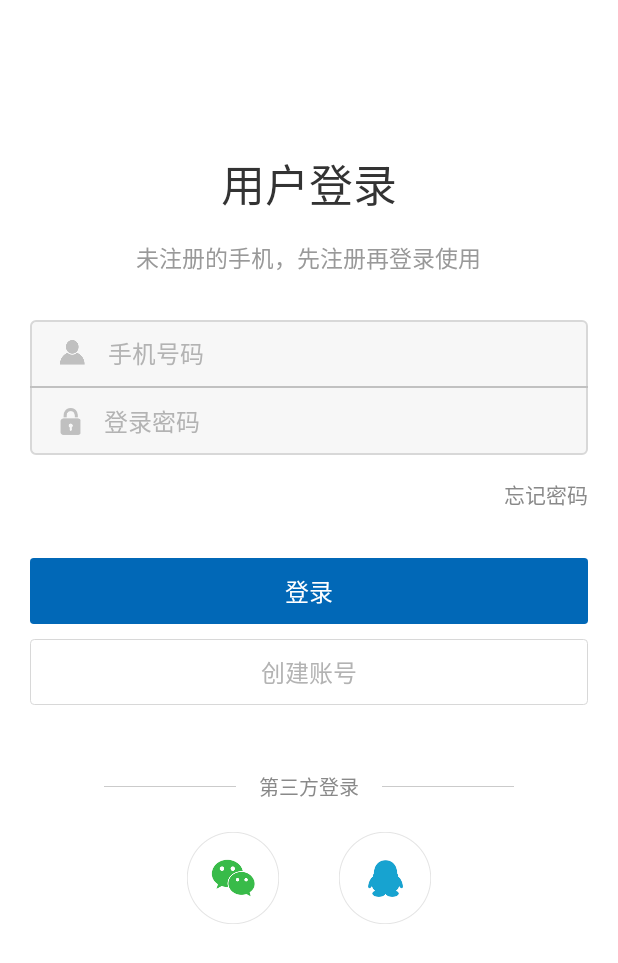
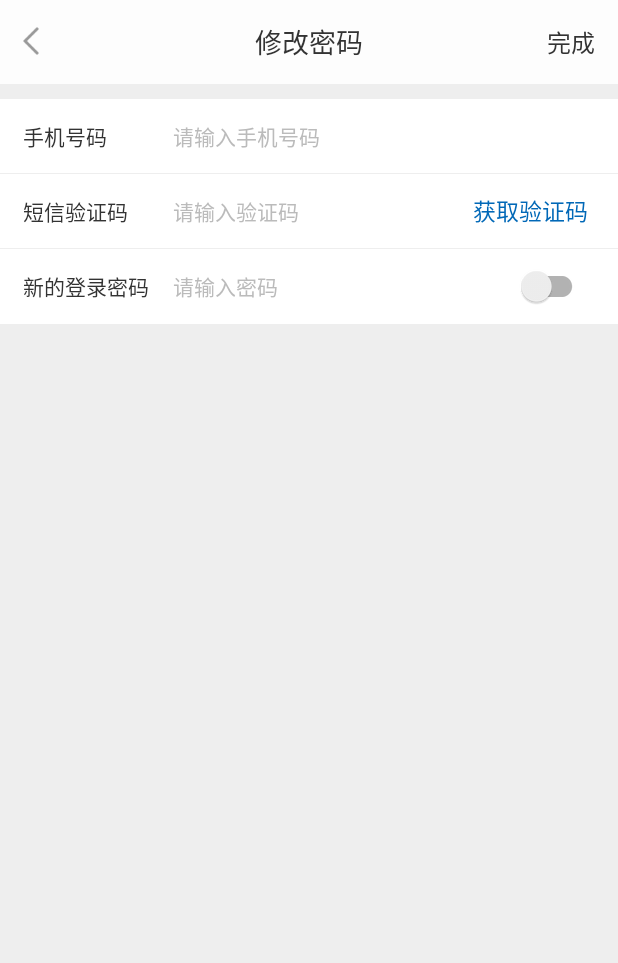
Before and after one commit to Fateee/PhoneReclaim, an Android app: the screen it shows after launch (SplashActivity), on a phone screen of 412 x 824 dp. Shown: the top 963 px of the screen. Run offline under Robolectric (Android 15) with nearby library versions, the phone set to English and light mode, and no system bars; our stand-ins replace ButterKnife, RxJava; libraries missing offline, so code that uses them is left out: me.jessyan.autosize; plain views replace SwitchButton; 2 statements that could not run were skipped.

Commit message:
修改密码页

```diff
--- a/app/src/main/java/com/yc/phonerecycle/activity/SplashActivity.kt
+++ b/app/src/main/java/com/yc/phonerecycle/activity/SplashActivity.kt
@@ -19,7 +19,7 @@ class SplashActivity : BaseActivity<CommonPresenter>(){
     override fun initBundle() {
     }
 
-    override fun getContentView(): Int = R.layout.activity_login
+    override fun getContentView(): Int = R.layout.activity_forget_pwd
 
     override fun initView() {
     }
--- /dev/null
+++ b/app/src/main/java/com/yc/phonerecycle/widget/SetItemLayout.java
@@ -0,0 +1,169 @@
+package com.yc.phonerecycle.widget;
+
+import android.content.Context;
+import android.content.res.TypedArray;
+import android.support.annotation.Nullable;
+import android.support.v7.widget.SwitchCompat;
+import android.text.TextUtils;
+import android.util.AttributeSet;
+import android.view.LayoutInflater;
+import android.view.View;
+import android.widget.*;
+import com.yc.phonerecycle.R;
+
+/**
+ * Created by ycx on 2017/11/1.
+ */
+
+public class SetItemLayout extends LinearLayout {
+    private ImageView mItemIcon;
+    private EditText mItemEdit;
+    private TextView mSubTitle1;
+    private View mDivider;
+    private TextView mVerfyCode;
+
+    public interface OnSwitchListener {
+        void onSwitch(View v, boolean isOpen);
+    }
+
+    TextView mItemName;
+    TextView mSubTitle;
+    SwitchCompat mItemSwitch;
+    ImageView mItemTip;
+
+    public SetItemLayout(Context context) {
+        this(context, null);
+    }
+
+    public SetItemLayout(Context context, AttributeSet attrs) {
+        this(context, attrs, 0);
+    }
+
+    public SetItemLayout(Context context, AttributeSet attrs, int defStyleAttr) {
+        super(context, attrs, defStyleAttr);
+        LayoutInflater.from(context).inflate(R.layout.layout_setting_item, this);
+        initView();
+
+        final TypedArray a = context.obtainStyledAttributes(
+                attrs, R.styleable.setItemLayout, defStyleAttr, 0);
+
+        int iconId = a.getResourceId(R.styleable.setItemLayout_icon,0);
+        if (iconId != 0) {
+            setIcon(iconId);
+        }
+        String title = a.getString(R.styleable.setItemLayout_title);
+        if (!TextUtils.isEmpty(title)) setTitle(title);
+
+        String hint = a.getString(R.styleable.setItemLayout_edit_hint);
+        if (!TextUtils.isEmpty(hint)) setHint(hint);
+
+        String subTitle = a.getString(R.styleable.setItemLayout_sub_title);
+        if (!TextUtils.isEmpty(subTitle)) setSubTitle(subTitle);
+
+        String subTitleCode = a.getString(R.styleable.setItemLayout_sub_title_code);
+        if (!TextUtils.isEmpty(subTitleCode)) setSubTitleCode(subTitleCode);
+
+        String subTitle1 = a.getString(R.styleable.setItemLayout_sub_title1);
+        if (!TextUtils.isEmpty(subTitle1)) setSubTitle1(subTitle1);
+
+        boolean isShowSwitch = a.getBoolean(R.styleable.setItemLayout_is_show_switch, false);
+        boolean switchValue = a.getBoolean(R.styleable.setItemLayout_show_switch_value, false);
+        if (isShowSwitch) showSwitchButton(switchValue, null);
+
+        boolean isShowTip = a.getBoolean(R.styleable.setItemLayout_is_show_image_tip, false);
+        if (isShowTip) showImageItemTip();
+
+        boolean hideDivider = a.getBoolean(R.styleable.setItemLayout_hide_divider, false);
+        if (hideDivider) hideDivider();
+        a.recycle();
+    }
+
+    private void initView() {
+//        View view =
+        mItemIcon = (ImageView) findViewById(R.id.item_icon);
+        mItemName = (TextView) findViewById(R.id.item_name);
+        mItemEdit = (EditText) findViewById(R.id.item_edit);
+
+        mSubTitle = (TextView) findViewById(R.id.sub_title);
+        mVerfyCode = (TextView) findViewById(R.id.signup_verfy_code);
+        mSubTitle1 = (TextView) findViewById(R.id.sub_title1);
+        mItemSwitch = (SwitchCompat) findViewById(R.id.item_switch);
+        mItemTip = (ImageView) findViewById(R.id.iv_detail_arrow);
+        mDivider = findViewById(R.id.divider);
+    }
+
+    public void showSwitchButton(boolean isOpen, @Nullable final OnSwitchListener onSwitchListener) {
+        mItemSwitch.setVisibility(VISIBLE);
+        mItemSwitch.setChecked(isOpen);
+        mItemSwitch.setOnCheckedChangeListener(new CompoundButton.OnCheckedChangeListener() {
+            @Override
+            public void onCheckedChanged(CompoundButton buttonView, boolean isChecked) {
+                if (onSwitchListener != null) {
+                    onSwitchListener.onSwitch(mItemSwitch, isChecked);
+                }
+            }
+        });
+//        mItemSwitch.setOnClickListener(new OnClickListener() {
+//            @Override
+//            public void onClick(View v) {
+//                if (isInClickEvent) {
+//                    return;
+//                }
+//                isInClickEvent = true;
+//                SingleContainer.getMainHandler().postDelayed(new Runnable() {
+//                    @Override
+//                    public void run() {
+//                        isInClickEvent = false;
+//                    }
+//                }, 200);
+//                if (!mItemSwitch.isOpen()) {
+//                    mItemSwitch.setOpen();
+//                } else {
+//                    mItemSwitch.setClose();
+//                }
+//
+//                if (onSwitchListener != null) {
+//                    onSwitchListener.onSwitch(mItemSwitch, mItemSwitch.isOpen());
+//                }
+//            }
+//        });
+
+    }
+
+    public void setTitle(String title) {
+        mItemName.setText(title);
+    }
+
+    public void setSubTitle(String title) {
+        mSubTitle.setText(title);
+        mSubTitle.setVisibility(VISIBLE);
+    }
+
+    public void showImageItemTip() {
+        mItemTip.setVisibility(VISIBLE);
+    }
+
+    private void setSubTitle1(String subTitle1) {
+        mSubTitle1.setText(subTitle1);
+        mSubTitle1.setVisibility(VISIBLE);
+    }
+
+    private void setHint(String hint) {
+        mItemEdit.setVisibility(VISIBLE);
+        mItemEdit.setHint(hint);
+    }
+
+    private void setIcon(int resid) {
+        mItemEdit.setVisibility(VISIBLE);
+        mItemIcon.setImageResource(resid);
+    }
+
+    private void hideDivider() {
+        mDivider.setVisibility(GONE);
+    }
+
+    private void setSubTitleCode(String subTitleCode) {
+        mVerfyCode.setText(subTitleCode);
+        mVerfyCode.setVisibility(VISIBLE);
+    }
+}
--- a/app/src/main/java/com/yc/phonerecycle/widget/SimpleToolbar.java
+++ b/app/src/main/java/com/yc/phonerecycle/widget/SimpleToolbar.java
@@ -1,10 +1,13 @@
 package com.yc.phonerecycle.widget;
 
 import android.content.Context;
+import android.content.res.TypedArray;
 import android.graphics.drawable.Drawable;
 import android.support.v4.content.ContextCompat;
 import android.support.v7.widget.Toolbar;
+import android.text.TextUtils;
 import android.util.AttributeSet;
+import android.view.LayoutInflater;
 import android.view.View;
 import android.widget.TextView;
 import com.yc.phonerecycle.R;
@@ -38,14 +41,39 @@ public class SimpleToolbar extends Toolbar {
 
     public SimpleToolbar(Context context, AttributeSet attrs, int defStyleAttr) {
         super(context, attrs, defStyleAttr);
+        LayoutInflater.from(context).inflate(R.layout.titleview, this);
+        mTxtLeftTitle = (TextView) findViewById(R.id.txt_left_title);
+        mTxtMiddleTitle = (TextView) findViewById(R.id.txt_main_title);
+        mTxtRightTitle = (TextView) findViewById(R.id.txt_right_title);
+
+        final TypedArray a = context.obtainStyledAttributes(
+                attrs, R.styleable.titleView, defStyleAttr, 0);
+
+        int lefticon = a.getResourceId(R.styleable.titleView_lefticon,0);
+        if (lefticon != 0) {
+            setLeftTitleDrawable(lefticon);
+        }
+        String lefttitle = a.getString(R.styleable.titleView_lefttitle);
+        if (!TextUtils.isEmpty(lefttitle)) {
+            setLeftTitleText(lefttitle);
+        }
+
+        String title = a.getString(R.styleable.titleView_toolbar_title);
+        if (!TextUtils.isEmpty(title)) setMainTitle(title);
+
+        int righticon = a.getResourceId(R.styleable.titleView_righticon,0);
+        if (righticon != 0) {
+            setRightTitleDrawable(righticon);
+        }
+        String righttitle = a.getString(R.styleable.titleView_righttitle);
+        if (!TextUtils.isEmpty(righttitle)) {
+            setRightTitleText(righttitle);
+        }
     }
 
     @Override
     protected void onFinishInflate() {
         super.onFinishInflate();
-        mTxtLeftTitle = (TextView) findViewById(R.id.txt_left_title);
-        mTxtMiddleTitle = (TextView) findViewById(R.id.txt_main_title);
-        mTxtRightTitle = (TextView) findViewById(R.id.txt_right_title);
     }
 
     //设置中间title的内容
--- /dev/null
+++ b/app/src/main/res/layout/activity_forget_pwd.xml
@@ -0,0 +1,40 @@
+<?xml version="1.0" encoding="utf-8"?>
+<LinearLayout xmlns:android="http://schemas.android.com/apk/res/android"
+              android:layout_width="match_parent"
+              android:layout_height="match_parent"
+              xmlns:app="http://schemas.android.com/apk/res-auto"
+              android:background="@color/ceeeeee"
+            android:orientation="vertical">
+
+    <!--<include-->
+        <!--layout="@layout/titleview"/>-->
+    <com.yc.phonerecycle.widget.SimpleToolbar
+            android:layout_width="match_parent"
+            android:layout_height="?attr/actionBarSize"
+            app:toolbar_title="修改密码"
+            app:righttitle="完成"
+    />
+    <com.yc.phonerecycle.widget.SetItemLayout
+            android:id="@+id/reset_pwd_phone"
+            android:layout_width="match_parent"
+            android:layout_height="50dp"
+            android:layout_marginTop="10dp"
+            app:title="手机号码"
+            app:edit_hint="请输入手机号码"/>
+
+    <com.yc.phonerecycle.widget.SetItemLayout
+            android:id="@+id/reset_pwd_vercode"
+            android:layout_width="match_parent"
+            android:layout_height="50dp"
+            app:title="短信验证码"
+            app:edit_hint="请输入验证码"
+            app:sub_title_code="获取验证码"/>
+    <com.yc.phonerecycle.widget.SetItemLayout
+            android:id="@+id/reset_pwd_pwd"
+            android:layout_width="match_parent"
+            android:layout_height="50dp"
+            app:title="新的登录密码"
+            app:edit_hint="请输入密码"
+            app:hide_divider="true"
+            app:is_show_switch="true"/>
+</LinearLayout>
--- /dev/null
+++ b/app/src/main/res/layout/layout_setting_item.xml
@@ -0,0 +1,130 @@
+<?xml version="1.0" encoding="utf-8"?>
+<RelativeLayout xmlns:android="http://schemas.android.com/apk/res/android"
+              xmlns:app="http://schemas.android.com/apk/res-auto"
+              xmlns:tools="http://schemas.android.com/tools"
+              android:layout_width="match_parent"
+              android:layout_height="match_parent">
+    <View
+            android:id="@+id/divider"
+            android:layout_width="match_parent" android:layout_height="0.5dp"
+            android:background="@color/ceeeeee"
+            android:layout_alignParentBottom="true"/>
+    <RelativeLayout
+            android:layout_width="match_parent"
+            android:layout_height="match_parent"
+            android:layout_above="@id/divider"
+            android:background="@color/white"
+            android:gravity="center_vertical"
+            android:orientation="horizontal"
+            android:paddingLeft="5dp">
+
+        <ImageView
+                android:id="@+id/item_icon"
+                android:layout_width="wrap_content"
+                android:layout_height="wrap_content"
+                android:layout_marginLeft="10dp"
+                android:layout_centerVertical="true"
+                android:visibility="gone"/>
+
+        <TextView
+                android:id="@+id/item_name"
+                android:layout_width="90dp"
+                android:layout_height="match_parent"
+                android:layout_marginLeft="10dp"
+                android:layout_toRightOf="@id/item_icon"
+                android:layout_gravity="center_vertical"
+                android:gravity="center_vertical"
+                tools:text="手机号码"
+                android:textColor="#333333"
+                android:textSize="14sp" />
+
+        <LinearLayout
+                android:id="@+id/right_views"
+                android:layout_width="wrap_content"
+                android:layout_height="wrap_content"
+                android:layout_alignParentRight="true"
+                android:layout_centerVertical="true">
+            <TextView
+                    android:id="@+id/signup_verfy_code"
+                    android:layout_width="wrap_content"
+                    android:layout_height="match_parent"
+                    android:text="获取验证码"
+                    android:layout_gravity="right|center_vertical"
+                    android:gravity="center_vertical"
+                    android:layout_marginRight="20dp"
+                    android:textSize="15sp"
+                    android:textColor="@color/c0168b7"
+                    android:visibility="gone"/>
+
+            <TextView
+                    android:id="@+id/sub_title"
+                    android:layout_width="wrap_content"
+                    android:layout_height="wrap_content"
+                    android:layout_gravity="center_vertical"
+                    android:gravity="center_vertical"
+                    tools:text="240M"
+                    android:textColor="@color/c999999"
+                    android:textSize="14sp"
+                    android:visibility="gone" />
+
+            <com.yc.phonerecycle.widget.SimpleCornerTextView
+                    android:id="@+id/sub_title1"
+                    android:layout_width="wrap_content"
+                    android:layout_height="wrap_content"
+                    android:layout_marginLeft="10dp"
+                    app:bgColor="@color/white"
+                    app:radius="8.5dp"
+                    app:borderWidth="0.5dp"
+                    app:borderColor="@color/c0168b7"
+                    android:paddingTop="3dp"
+                    android:paddingBottom="3dp"
+                    android:paddingLeft="6dp"
+                    android:paddingRight="6dp"
+                    android:text="更换"
+                    android:textSize="11sp"
+                    android:textColor="@color/c0168b7"
+                    android:gravity="center"
+                    android:visibility="gone"/>
+
+            <!--&lt;!&ndash; 切换按钮 &ndash;&gt;-->
+            <!--<com.jm.jiediancabinet.widget.SwitchButton-->
+            <!--android:id="@+id/item_switch"-->
+            <!--android:layout_width="wrap_content"-->
+            <!--android:layout_height="wrap_content"-->
+            <!--android:layout_gravity="center_vertical"-->
+            <!--android:visibility="gone" />-->
+            <android.support.v7.widget.SwitchCompat
+                    android:id="@+id/item_switch"
+                    android:layout_width="wrap_content"
+                    android:layout_height="match_parent"
+                    android:layout_gravity="center_vertical"
+                    android:layout_marginRight="20dp"
+                    android:textSize="15sp"
+                    android:textColor="@color/c0168b7"
+                    android:visibility="gone"/>
+
+            <ImageView
+                    android:id="@+id/iv_detail_arrow"
+                    android:layout_width="wrap_content"
+                    android:layout_height="wrap_content"
+                    android:layout_gravity="center_vertical"
+                    android:layout_marginLeft="10dp"
+                    android:layout_marginRight="15dp"
+                    android:src="@drawable/ic_list_item_new_arrow"
+                    android:visibility="gone"/>
+        </LinearLayout>
+
+        <EditText
+                android:id="@+id/item_edit"
+                android:layout_width="match_parent"
+                android:layout_height="match_parent"
+                android:layout_toRightOf="@id/item_name"
+                android:layout_toLeftOf="@id/right_views"
+                android:layout_marginLeft="10dp"
+                android:background="@null"
+                tools:hint="请输入新的手机号码"
+                android:textColorHint="@color/cbbbbbb"
+                android:textSize="14sp"
+                android:visibility="gone"/>
+    </RelativeLayout>
+</RelativeLayout>
--- a/app/src/main/res/layout/titleview.xml
+++ b/app/src/main/res/layout/titleview.xml
@@ -1,25 +1,28 @@
 <?xml version="1.0" encoding="utf-8"?>
-<com.health.publichealth.widget.SimpleToolbar xmlns:android="http://schemas.android.com/apk/res/android"
+<FrameLayout xmlns:android="http://schemas.android.com/apk/res/android"
     xmlns:app="http://schemas.android.com/apk/res-auto"
     xmlns:tools="http://schemas.android.com/tools"
     android:id="@+id/simple_toolbar"
     android:layout_width="match_parent"
     android:layout_height="wrap_content"
-    android:background="?attr/colorPrimary"
+    android:background="@color/cfdfdfd"
     android:fitsSystemWindows="true"
     android:minHeight="?attr/actionBarSize"
     app:contentInsetLeft="0dp"
     app:contentInsetStart="0dp">
-    <!--android:drawableLeft="@mipmap/icon_back"-->
     <TextView
         android:id="@+id/txt_left_title"
         android:layout_width="wrap_content"
         android:layout_height="match_parent"
-
+        android:drawableLeft="@drawable/icon_back"
         android:gravity="center"
-        android:padding="10dp"
+        android:layout_gravity="center_vertical"
+        android:paddingLeft="15dp"
+        android:paddingRight="15dp"
+        android:paddingTop="10dp"
+        android:paddingBottom="10dp"
         android:singleLine="true"
-        android:textColor="#ffffff"
+        android:textColor="@color/c333333"
         android:textSize="16sp"
         android:visibility="visible" />
 
@@ -29,19 +32,23 @@
         android:layout_height="wrap_content"
         android:layout_gravity="center"
         android:singleLine="true"
-        android:textColor="@color/white"
-        android:textSize="20sp"
+        android:textColor="@color/c333333"
+        android:textSize="18sp"
         android:visibility="visible"
-        tools:text="" />
+        tools:text="修改密码" />
 
     <TextView
         android:id="@+id/txt_right_title"
         android:layout_width="wrap_content"
         android:layout_height="wrap_content"
-        android:layout_gravity="right"
-        android:layout_marginRight="10dp"
+        android:layout_gravity="right|center_vertical"
+        android:paddingLeft="15dp"
+        android:paddingRight="15dp"
+        android:paddingTop="10dp"
+        android:paddingBottom="10dp"
         android:gravity="center"
-        android:textColor="@color/white"
-        android:textSize="19sp"
+        android:textColor="@color/c333333"
+        android:textSize="16sp"
+        tools:text="完成"
         android:visibility="visible" />
-</com.health.publichealth.widget.SimpleToolbar>
+</FrameLayout>
--- a/app/src/main/res/values/attrs.xml
+++ b/app/src/main/res/values/attrs.xml
@@ -10,4 +10,25 @@
         <attr name="topLeftRadius" format="dimension"/>
         <attr name="radius" format="dimension"/>
     </declare-styleable>
+    <declare-styleable name="setItemLayout">
+        <attr name="icon" format="reference"/>
+        <attr name="title" format="string"/>
+        <attr name="edit_hint" format="string|reference"/>
+        <attr name="sub_title" format="string"/>
+        <attr name="sub_title_code" format="string"/>
+        <attr name="sub_title1" format="string"/>
+        <attr name="is_show_switch" format="boolean"/>
+        <attr name="show_switch_value" format="boolean"/>
+        <attr name="is_show_image_tip" format="boolean"/>
+        <attr name="hide_divider" format="boolean"/>
+    </declare-styleable>
+
+    <declare-styleable name="titleView" >
+        <attr name="lefticon" format="reference"/>
+        <attr name="lefttitle" format="string"/>
+        <attr name="toolbar_title" format="string|reference"/>
+        <attr name="righticon" format="reference"/>
+        <attr name="righttitle" format="string"/>
+    </declare-styleable>
+
 </resources>
--- a/app/src/main/res/values/colors.xml
+++ b/app/src/main/res/values/colors.xml
@@ -13,4 +13,7 @@
     <color name="c898989">#898989</color>
     <color name="cd8d8d8">#d8d8d8</color>
     <color name="ccbcbcb">#cbcbcb</color>
+    <color name="cfdfdfd">#fdfdfd</color>
+    <color name="ceeeeee">#eeeeee</color>
+    <color name="cbbbbbb">#bbbbbb</color>
 </resources>
```
Also changed, not shown: app/src/main/res/drawable-xhdpi/ic_list_item_new_arrow.png (added), app/src/main/res/drawable-xhdpi/ic_uc_bank_card.png (added), app/src/main/res/drawable-xhdpi/ic_uc_shop.png (added), app/src/main/res/drawable-xhdpi/ic_uc_user.png (added), app/src/main/res/drawable-xhdpi/icon_back.png (added), app/src/main/res/drawable-xxhdpi/ic_list_item_new_arrow.png (added), app/src/main/res/drawable-xxhdpi/ic_uc_bank_card.png (added), app/src/main/res/drawable-xxhdpi/ic_uc_shop.png (added), app/src/main/res/drawable-xxhdpi/ic_uc_user.png (added), app/src/main/res/drawable-xxhdpi/icon_back.png (added).
